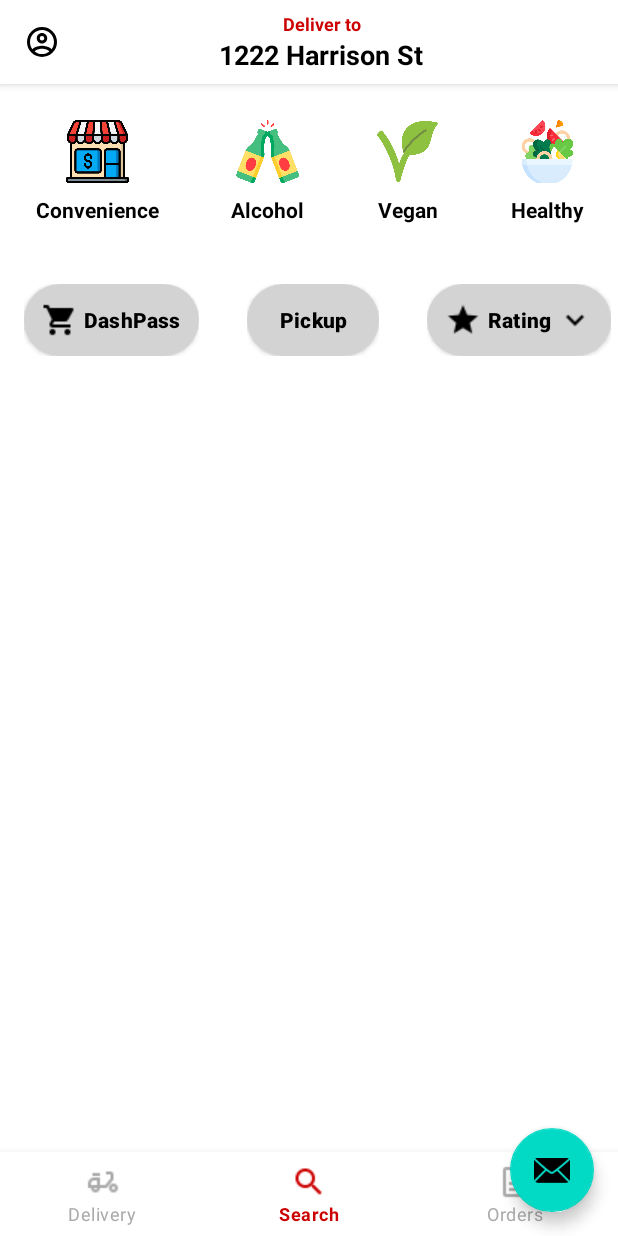
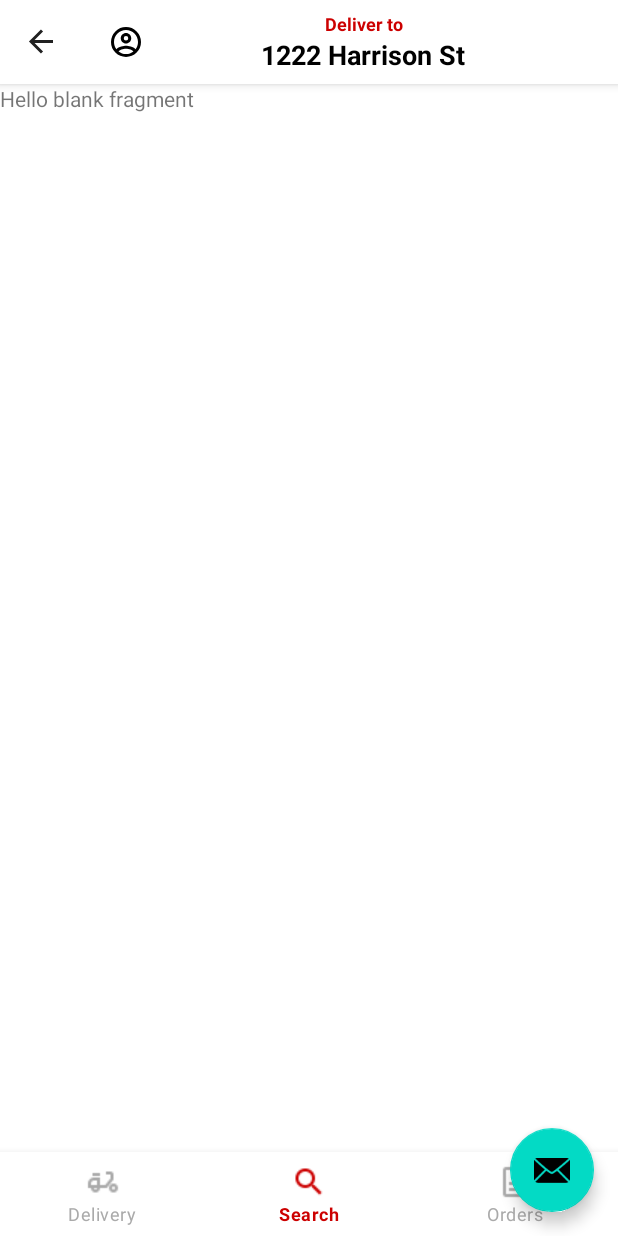
Before and after one commit to djain2405/Food-Ordering-Android-App, an Android app: the screen it shows after launch (MainActivity), item 2 of the bottom bar chosen, on a phone screen of 412 x 824 dp. Run offline under Robolectric (Android 15) with nearby library versions, the phone set to English and light mode, and no system bars; our stand-ins replace navigation-ui.

```diff
--- a/app/build.gradle.kts
+++ b/app/build.gradle.kts
@@ -46,6 +46,7 @@ dependencies {
     implementation("androidx.constraintlayout:constraintlayout:2.1.1")
     implementation("androidx.navigation:navigation-fragment-ktx:2.3.5")
     implementation("androidx.navigation:navigation-ui-ktx:2.3.5")
+    implementation("androidx.legacy:legacy-support-v4:1.0.0")
     testImplementation("junit:junit:4.+")
     androidTestImplementation("androidx.test.ext:junit:1.1.3")
     androidTestImplementation("androidx.test.espresso:espresso-core:3.4.0")
--- a/app/src/main/java/com/example/foodorderingapp/MainActivity.kt
+++ b/app/src/main/java/com/example/foodorderingapp/MainActivity.kt
@@ -11,6 +11,7 @@ import android.view.Menu
 import android.view.MenuItem
 import android.widget.Toast
 import androidx.fragment.app.FragmentTransaction.TRANSIT_FRAGMENT_OPEN
+import androidx.navigation.ui.NavigationUI
 import com.example.foodorderingapp.databinding.ActivityMainBinding
 import com.example.foodorderingapp.model.AccountItem
 import com.example.foodorderingapp.ui.AccountFragment
@@ -43,6 +44,7 @@ class MainActivity : AppCompatActivity() {
         val navController = findNavController(R.id.nav_host_fragment_content_main)
         appBarConfiguration = AppBarConfiguration(navController.graph)
         setupActionBarWithNavController(navController, appBarConfiguration)
+        NavigationUI.setupWithNavController(binding.contentMain.bottomNavigationView, navController)
 
         binding.fab.setOnClickListener { view ->
             Snackbar.make(view, "Replace with your own action", Snackbar.LENGTH_LONG)
--- /dev/null
+++ b/app/src/main/java/com/example/foodorderingapp/SearchFragment.kt
@@ -0,0 +1,59 @@
+package com.example.foodorderingapp
+
+import android.os.Bundle
+import androidx.fragment.app.Fragment
+import android.view.LayoutInflater
+import android.view.View
+import android.view.ViewGroup
+
+// TODO: Rename parameter arguments, choose names that match
+// the fragment initialization parameters, e.g. ARG_ITEM_NUMBER
+private const val ARG_PARAM1 = "param1"
+private const val ARG_PARAM2 = "param2"
+
+/**
+ * A simple [Fragment] subclass.
+ * Use the [SearchFragment.newInstance] factory method to
+ * create an instance of this fragment.
+ */
+class SearchFragment : Fragment() {
+    // TODO: Rename and change types of parameters
+    private var param1: String? = null
+    private var param2: String? = null
+
+    override fun onCreate(savedInstanceState: Bundle?) {
+        super.onCreate(savedInstanceState)
+        arguments?.let {
+            param1 = it.getString(ARG_PARAM1)
+            param2 = it.getString(ARG_PARAM2)
+        }
+    }
+
+    override fun onCreateView(
+        inflater: LayoutInflater, container: ViewGroup?,
+        savedInstanceState: Bundle?
+    ): View? {
+        // Inflate the layout for this fragment
+        return inflater.inflate(R.layout.fragment_search, container, false)
+    }
+
+    companion object {
+        /**
+         * Use this factory method to create a new instance of
+         * this fragment using the provided parameters.
+         *
+         * @param param1 Parameter 1.
+         * @param param2 Parameter 2.
+         * @return A new instance of fragment SearchFragment.
+         */
+        // TODO: Rename and change types and number of parameters
+        @JvmStatic
+        fun newInstance(param1: String, param2: String) =
+            SearchFragment().apply {
+                arguments = Bundle().apply {
+                    putString(ARG_PARAM1, param1)
+                    putString(ARG_PARAM2, param2)
+                }
+            }
+    }
+}
--- a/app/src/main/res/layout/activity_main.xml
+++ b/app/src/main/res/layout/activity_main.xml
@@ -25,7 +25,7 @@
 
     </com.google.android.material.appbar.AppBarLayout>
 
-    <include layout="@layout/content_main" />
+    <include android:id="@+id/content_main" layout="@layout/content_main" />
 
     <com.google.android.material.floatingactionbutton.FloatingActionButton
         android:id="@+id/fab"
--- /dev/null
+++ b/app/src/main/res/layout/fragment_search.xml
@@ -0,0 +1,14 @@
+<?xml version="1.0" encoding="utf-8"?>
+<FrameLayout xmlns:android="http://schemas.android.com/apk/res/android"
+    xmlns:tools="http://schemas.android.com/tools"
+    android:layout_width="match_parent"
+    android:layout_height="match_parent"
+    tools:context=".SearchFragment">
+
+    <!-- TODO: Update blank fragment layout -->
+    <TextView
+        android:layout_width="match_parent"
+        android:layout_height="match_parent"
+        android:text="@string/hello_blank_fragment" />
+
+</FrameLayout>
--- a/app/src/main/res/menu/bottom_nav.xml
+++ b/app/src/main/res/menu/bottom_nav.xml
@@ -1,7 +1,7 @@
 <?xml version="1.0" encoding="utf-8"?>
 <menu xmlns:android="http://schemas.android.com/apk/res/android">
     <item
-        android:id="@+id/deliveryFragment"
+        android:id="@+id/FirstFragment"
         android:title="Delivery"
         android:icon="@drawable/delivery"/>
     <item
--- a/app/src/main/res/navigation/nav_graph.xml
+++ b/app/src/main/res/navigation/nav_graph.xml
@@ -25,4 +25,14 @@
             android:id="@+id/action_SecondFragment_to_FirstFragment"
             app:destination="@id/FirstFragment" />
     </fragment>
+    <fragment
+        android:id="@+id/searchFragment"
+        android:name="com.example.foodorderingapp.SearchFragment"
+        android:label="fragment_search"
+        tools:layout="@layout/fragment_search" />
+    <fragment
+        android:id="@+id/ordersFragment"
+        android:name="com.example.foodorderingapp.OrdersFragment"
+        android:label="fragment_orders"
+        tools:layout="@layout/fragment_orders" />
 </navigation>
--- a/app/src/main/res/values/strings.xml
+++ b/app/src/main/res/values/strings.xml
@@ -19,4 +19,6 @@
 
     <string name="hello_first_fragment">Hello first fragment</string>
     <string name="hello_second_fragment">Hello second fragment. Arg: %1$s</string>
+    <!-- TODO: Remove or change this placeholder text -->
+    <string name="hello_blank_fragment">Hello blank fragment</string>
 </resources>
```
Also changed, not shown: app/src/main/java/com/example/foodorderingapp/OrdersFragment.kt (added, +59 -0 lines), app/src/main/res/layout/fragment_orders.xml (added, +14 -0 lines).
